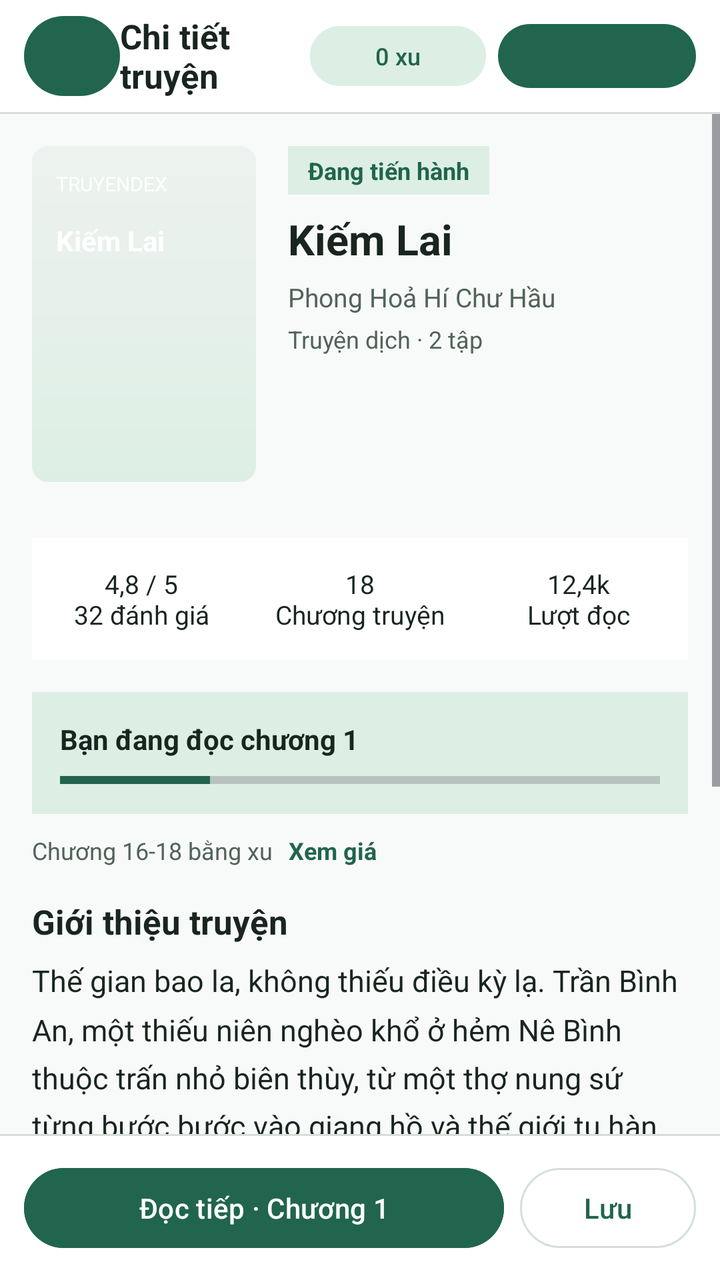
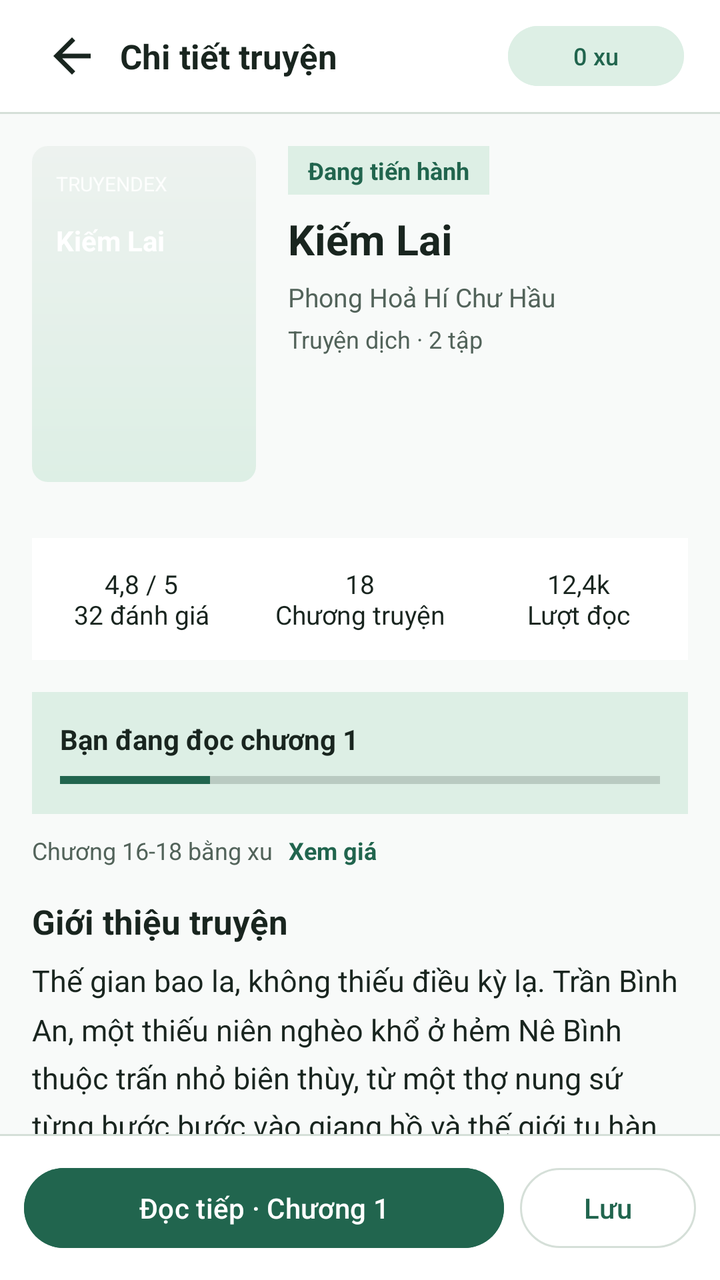

The first picture is an Android layout as it rendered before a commit; the second is the same layout after the commit. The layout source and the unified diff follow.
<!-- AndroidManifest.xml: application theme Theme.TruyenDex -->
<!-- res/layout/fragment_novel_detail.xml -->
<?xml version="1.0" encoding="utf-8"?>
<LinearLayout xmlns:android="http://schemas.android.com/apk/res/android"
    xmlns:app="http://schemas.android.com/apk/res-auto"
    android:layout_width="match_parent"
    android:layout_height="match_parent"
    android:background="?attr/colorBg"
    android:orientation="vertical">

    
    <LinearLayout
        android:layout_width="match_parent"
        android:layout_height="56dp"
        android:background="?attr/colorSurface"
        android:gravity="center_vertical"
        android:paddingHorizontal="12dp">

        <Button
            android:id="@+id/btnDetailBack"
            style="@style/Widget.Material3Expressive.Button.TextButton"
            android:layout_width="48dp"
            android:layout_height="48dp"
            android:text="←"
            android:textColor="?attr/colorInk"
            android:textSize="18sp" />

        <TextView
            android:layout_width="0dp"
            android:layout_height="wrap_content"
            android:layout_weight="1"
            android:text="Chi tiết truyện"
            android:textColor="?attr/colorInk"
            android:textSize="17sp"
            android:textStyle="bold" />

        <Button
            android:id="@+id/btnDetailWallet"
            style="@style/Widget.Material3.Button.TonalButton"
            android:layout_width="wrap_content"
            android:layout_height="38dp"
            android:layout_marginEnd="6dp"
            android:backgroundTint="?attr/colorSoft"
            android:text="0 xu"
            android:textColor="?attr/colorBrand"
            android:textSize="12sp" />

        <Button
            android:id="@+id/btnDetailTheme"
            style="@style/Widget.Material3Expressive.Button.TextButton"
            android:layout_width="wrap_content"
            android:layout_height="40dp"
            android:text="Giao diện"
            android:textColor="?attr/colorBrand"
            android:textSize="12sp" />
    </LinearLayout>

    <View
        android:layout_width="match_parent"
        android:layout_height="1dp"
        android:background="?attr/colorLine" />

    <ScrollView
        android:layout_width="match_parent"
        android:layout_height="0dp"
        android:layout_weight="1">

        <LinearLayout
            android:layout_width="match_parent"
            android:layout_height="wrap_content"
            android:orientation="vertical"
            android:padding="16dp">

            
            <LinearLayout
                android:layout_width="match_parent"
                android:layout_height="wrap_content"
                android:orientation="horizontal">

                <LinearLayout
                    android:layout_width="112dp"
                    android:layout_height="168dp"
                    android:background="@drawable/bg_cover_green"
                    android:orientation="vertical"
                    android:padding="12dp">

                    <TextView
                        android:layout_width="wrap_content"
                        android:layout_height="wrap_content"
                        android:text="TRUYENDEX"
                        android:textColor="#E0FFFFFF"
                        android:textSize="10sp" />

                    <TextView
                        android:id="@+id/tvCoverTitle"
                        android:layout_width="wrap_content"
                        android:layout_height="wrap_content"
                        android:layout_marginTop="12dp"
                        android:ellipsize="end"
                        android:maxLines="4"
                        android:text="Kiếm Lai"
                        android:textColor="#FFFFFF"
                        android:textSize="14sp"
                        android:textStyle="bold" />
                </LinearLayout>

                <LinearLayout
                    android:layout_width="0dp"
                    android:layout_height="wrap_content"
                    android:layout_weight="1"
                    android:orientation="vertical"
                    android:paddingStart="16dp"
                    android:paddingEnd="0dp">

                    <TextView
                        android:id="@+id/tvNovelStatus"
                        android:layout_width="wrap_content"
                        android:layout_height="wrap_content"
                        android:background="?attr/colorSoft"
                        android:paddingHorizontal="10dp"
                        android:paddingVertical="4dp"
                        android:text="Đang tiến hành"
                        android:textColor="?attr/colorBrand"
                        android:textSize="12sp"
                        android:textStyle="bold" />

                    <TextView
                        android:id="@+id/tvNovelTitle"
                        android:layout_width="wrap_content"
                        android:layout_height="wrap_content"
                        android:layout_marginTop="8dp"
                        android:text="Kiếm Lai"
                        android:textColor="?attr/colorInk"
                        android:textSize="21sp"
                        android:textStyle="bold" />

                    <TextView
                        android:id="@+id/tvNovelAuthor"
                        android:layout_width="wrap_content"
                        android:layout_height="wrap_content"
                        android:layout_marginTop="6dp"
                        android:text="Phong Hoả Hí Chư Hầu"
                        android:textColor="?attr/colorMuted"
                        android:textSize="13sp" />

                    <TextView
                        android:id="@+id/tvNovelType"
                        android:layout_width="wrap_content"
                        android:layout_height="wrap_content"
                        android:layout_marginTop="4dp"
                        android:text="Truyện dịch · 2 tập"
                        android:textColor="?attr/colorMuted"
                        android:textSize="12sp" />
                </LinearLayout>
            </LinearLayout>

            
            <com.google.android.material.chip.ChipGroup
                android:id="@+id/chipGroupGenres"
                android:layout_width="match_parent"
                android:layout_height="wrap_content"
                android:layout_marginTop="14dp"
                app:chipSpacingHorizontal="8dp" />

            
            <LinearLayout
                android:layout_width="match_parent"
                android:layout_height="wrap_content"
                android:layout_marginTop="14dp"
                android:background="?attr/colorSurface"
                android:orientation="horizontal"
                android:paddingVertical="14dp">

                <TextView
                    android:layout_width="0dp"
                    android:layout_height="wrap_content"
                    android:layout_weight="1"
                    android:gravity="center"
                    android:text="4,8 / 5\n32 đánh giá"
                    android:textColor="?attr/colorInk"
                    android:textSize="13sp" />

                <TextView
                    android:id="@+id/tvStatChapters"
                    android:layout_width="0dp"
                    android:layout_height="wrap_content"
                    android:layout_weight="1"
                    android:gravity="center"
                    android:text="18\nChương truyện"
                    android:textColor="?attr/colorInk"
                    android:textSize="13sp" />

                <TextView
                    android:id="@+id/tvStatViews"
                    android:layout_width="0dp"
                    android:layout_height="wrap_content"
                    android:layout_weight="1"
                    android:gravity="center"
                    android:text="12,4k\nLượt đọc"
                    android:textColor="?attr/colorInk"
                    android:textSize="13sp" />
            </LinearLayout>

            
            <LinearLayout
                android:layout_width="match_parent"
                android:layout_height="wrap_content"
                android:layout_marginTop="16dp"
                android:background="?attr/colorSoft"
                android:orientation="vertical"
                android:padding="14dp">

                <TextView
                    android:id="@+id/tvResumeChapter"
                    android:layout_width="wrap_content"
                    android:layout_height="wrap_content"
                    android:text="Bạn đang đọc chương 1"
                    android:textColor="?attr/colorInk"
                    android:textSize="14sp"
                    android:textStyle="bold" />

                <ProgressBar
                    style="?android:progressBarStyleHorizontal"
                    android:layout_width="match_parent"
                    android:layout_height="6dp"
                    android:layout_marginTop="8dp"
                    android:max="100"
                    android:progress="25" />
            </LinearLayout>

            
            <LinearLayout
                android:layout_width="match_parent"
                android:layout_height="wrap_content"
                android:layout_marginTop="10dp"
                android:gravity="center_vertical"
                android:orientation="horizontal">

                <TextView
                    android:layout_width="wrap_content"
                    android:layout_height="wrap_content"
                    android:text="Chương 16-18 bằng xu"
                    android:textColor="?attr/colorMuted"
                    android:textSize="12sp" />

                <TextView
                    android:id="@+id/tvSeeBundlePrice"
                    android:layout_width="wrap_content"
                    android:layout_height="wrap_content"
                    android:layout_marginStart="8dp"
                    android:text="Xem giá"
                    android:textColor="?attr/colorBrand"
                    android:textSize="12sp"
                    android:textStyle="bold" />
            </LinearLayout>

            
            <TextView
                android:layout_width="wrap_content"
                android:layout_height="wrap_content"
                android:layout_marginTop="16dp"
                android:text="Giới thiệu truyện"
                android:textColor="?attr/colorInk"
                android:textSize="17sp"
                android:textStyle="bold" />

            <TextView
                android:id="@+id/tvSynopsis"
                android:layout_width="match_parent"
                android:layout_height="wrap_content"
                android:layout_marginTop="8dp"
                android:ellipsize="end"
                android:lineSpacingMultiplier="1.35"
                android:maxLines="4"
                android:text="Thế gian bao la, không thiếu điều kỳ lạ. Trần Bình An, một thiếu niên nghèo khổ ở hẻm Nê Bình thuộc trấn nhỏ biên thùy, từ một thợ nung sứ từng bước bước vào giang hồ và thế giới tu hành rộng lớn."
                android:textColor="?attr/colorInk"
                android:textSize="15sp" />

            <TextView
                android:id="@+id/tvToggleSynopsis"
                android:layout_width="wrap_content"
                android:layout_height="wrap_content"
                android:layout_marginTop="6dp"
                android:text="Xem thêm"
                android:textColor="?attr/colorBrand"
                android:textSize="13sp"
                android:textStyle="bold" />

            
            <LinearLayout
                android:layout_width="match_parent"
                android:layout_height="wrap_content"
                android:layout_marginTop="16dp"
                android:background="?attr/colorSurface"
                android:gravity="center_vertical"
                android:orientation="horizontal"
                android:padding="12dp">

                <TextView
                    android:id="@+id/tvAuthorAvatar"
                    android:layout_width="40dp"
                    android:layout_height="40dp"
                    android:background="?attr/colorSoft"
                    android:gravity="center"
                    android:text="P"
                    android:textColor="?attr/colorBrand"
                    android:textSize="16sp"
                    android:textStyle="bold" />

                <LinearLayout
                    android:layout_width="0dp"
                    android:layout_height="wrap_content"
                    android:layout_weight="1"
                    android:orientation="vertical"
                    android:paddingStart="12dp"
                    android:paddingEnd="12dp">

                    <TextView
                        android:layout_width="wrap_content"
                        android:layout_height="wrap_content"
                        android:text="Tác giả"
                        android:textColor="?attr/colorMuted"
                        android:textSize="11sp" />

                    <TextView
                        android:id="@+id/tvAuthorCardName"
                        android:layout_width="wrap_content"
                        android:layout_height="wrap_content"
                        android:text="Phong Hoả Hí Chư Hầu"
                        android:textColor="?attr/colorInk"
                        android:textSize="14sp"
                        android:textStyle="bold" />
                </LinearLayout>
            </LinearLayout>

            
            <LinearLayout
                android:id="@+id/cardChapters"
                android:layout_width="match_parent"
                android:layout_height="wrap_content"
                android:layout_marginTop="16dp"
                android:background="?attr/colorSurface"
                android:clickable="true"
                android:focusable="true"
                android:gravity="center_vertical"
                android:orientation="horizontal"
                android:padding="12dp">

                <TextView
                    android:layout_width="42dp"
                    android:layout_height="42dp"
                    android:background="?attr/colorSoft"
                    android:gravity="center"
                    android:text="☰"
                    android:textColor="?attr/colorBrand"
                    android:textSize="18sp" />

                <LinearLayout
                    android:layout_width="0dp"
                    android:layout_height="wrap_content"
                    android:layout_weight="1"
                    android:orientation="vertical"
                    android:paddingStart="12dp"
                    android:paddingEnd="12dp">

                    <TextView
                        android:layout_width="wrap_content"
                        android:layout_height="wrap_content"
                        android:text="Mục lục chương"
                        android:textColor="?attr/colorInk"
                        android:textStyle="bold" />

                    <TextView
                        android:id="@+id/tvChaptersSummary"
                        android:layout_width="wrap_content"
                        android:layout_height="wrap_content"
                        android:text="Xem danh sách chương"
                        android:textColor="?attr/colorMuted"
                        android:textSize="12sp" />
                </LinearLayout>

                <TextView
                    android:layout_width="wrap_content"
                    android:layout_height="wrap_content"
                    android:text="›"
                    android:textColor="?attr/colorMuted"
                    android:textSize="22sp" />
            </LinearLayout>

            
            <LinearLayout
                android:layout_width="match_parent"
                android:layout_height="wrap_content"
                android:layout_marginTop="16dp"
                android:orientation="horizontal">

                <Button
                    android:id="@+id/btnQuickLight"
                    style="@style/Widget.Material3.Button.OutlinedButton"
                    android:layout_width="0dp"
                    android:layout_height="40dp"
                    android:layout_weight="1"
                    android:text="Sáng"
                    android:textSize="12sp" />

                <Button
                    android:id="@+id/btnQuickDark"
                    style="@style/Widget.Material3.Button.OutlinedButton"
                    android:layout_width="0dp"
                    android:layout_height="40dp"
                    android:layout_marginHorizontal="6dp"
                    android:layout_weight="1"
                    android:text="Tối"
                    android:textSize="12sp" />

                <Button
                    android:id="@+id/btnQuickSepia"
                    style="@style/Widget.Material3.Button.OutlinedButton"
                    android:layout_width="0dp"
                    android:layout_height="40dp"
                    android:layout_weight="1"
                    android:text="Sepia"
                    android:textSize="12sp" />
            </LinearLayout>
        </LinearLayout>
    </ScrollView>

    
    <View
        android:layout_width="match_parent"
        android:layout_height="1dp"
        android:background="?attr/colorLine" />

    <LinearLayout
        android:layout_width="match_parent"
        android:layout_height="wrap_content"
        android:background="?attr/colorSurface"
        android:orientation="horizontal"
        android:padding="12dp">

        <Button
            android:id="@+id/btnReadContinue"
            android:layout_width="0dp"
            android:layout_height="48dp"
            android:layout_weight="1"
            android:backgroundTint="?attr/colorBrand"
            android:text="Đọc tiếp · Chương 1"
            android:textColor="?attr/colorOnBrand" />

        <Button
            android:id="@+id/btnSaveNovel"
            style="@style/Widget.Material3.Button.OutlinedButton"
            android:layout_width="wrap_content"
            android:layout_height="48dp"
            android:layout_marginStart="8dp"
            android:text="Lưu"
            android:textColor="?attr/colorBrand" />
    </LinearLayout>
</LinearLayout>
<!-- resources referenced by this layout -->
<resources>
  <!-- drawable bg_cover_green (drawable) -->
  <?xml version="1.0" encoding="utf-8"?>
  <shape xmlns:android="http://schemas.android.com/apk/res/android">
      <gradient android:angle="270" android:startColor="?attr/colorSubtle" android:endColor="?attr/colorSoft" />
      <corners android:radius="@dimen/radius_sm" />
  </shape>
  <style name="Theme.TruyenDex" parent="Theme.TruyenDex.Light" />
  <dimen name="radius_sm">8dp</dimen>
  <style name="Theme.TruyenDex.Light" parent="Theme.Material3.DayNight.NoActionBar">
          <item name="colorPrimary">?attr/colorBrand</item>
          <item name="colorOnPrimary">?attr/colorOnBrand</item>
          <item name="colorPrimaryContainer">?attr/colorSoft</item>
          <item name="colorOnPrimaryContainer">?attr/colorInk</item>
          <item name="colorSecondary">?attr/colorBrand</item>
          <item name="colorOnSecondary">?attr/colorOnBrand</item>
          <item name="colorSecondaryContainer">?attr/colorSoft</item>
          <item name="colorOnSecondaryContainer">?attr/colorBrand</item>
          <item name="colorSurfaceContainerLow">?attr/colorSurface</item>
          <item name="colorSurfaceContainer">?attr/colorSubtle</item>
          <item name="colorSurfaceContainerHigh">?attr/colorSubtle</item>
          <item name="colorSurfaceVariant">?attr/colorSubtle</item>
          <item name="colorOnSurface">?attr/colorInk</item>
          <item name="colorOnSurfaceVariant">?attr/colorMuted</item>
          <item name="colorOutline">?attr/colorLine</item>
          <item name="android:colorBackground">?attr/colorBg</item>
          <item name="android:statusBarColor">?attr/colorSurface</item>
          <item name="android:navigationBarColor">?attr/colorSurface</item>
          <item name="android:forceDarkAllowed">false</item>
          <item name="colorBg">#F8FAF9</item>
          <item name="colorSurface">#FFFFFF</item>
          <item name="colorSubtle">#EDF2EF</item>
          <item name="colorInk">#19251F</item>
          <item name="colorMuted">#52635A</item>
          <item name="colorLine">#D5DFD8</item>
          <item name="colorBrand">#21654E</item>
          <item name="colorOnBrand">#FFFFFF</item>
          <item name="colorSoft">#DDEFE5</item>
          <item name="android:windowLightStatusBar">true</item>
          <item name="android:windowLightNavigationBar">true</item>
      </style>
</resources>

<!-- the commit's change to res/layout/fragment_novel_detail.xml (unified diff, before → after) -->
@@ -14,14 +14,16 @@
         android:gravity="center_vertical"
         android:paddingHorizontal="12dp">
 
-        <Button
+        <ImageButton
             android:id="@+id/btnDetailBack"
-            style="@style/Widget.Material3Expressive.Button.TextButton"
             android:layout_width="48dp"
             android:layout_height="48dp"
-            android:text="←"
-            android:textColor="?attr/colorInk"
-            android:textSize="18sp" />
+            android:background="?attr/selectableItemBackgroundBorderless"
+            android:padding="10dp"
+            android:scaleType="fitCenter"
+            android:contentDescription="Quay lại"
+            app:srcCompat="@drawable/abc_ic_ab_back_material"
+            app:tint="?attr/colorInk" />
 
         <TextView
             android:layout_width="0dp"
@@ -43,14 +45,6 @@
             android:textColor="?attr/colorBrand"
             android:textSize="12sp" />
 
-        <Button
-            android:id="@+id/btnDetailTheme"
-            style="@style/Widget.Material3Expressive.Button.TextButton"
-            android:layout_width="wrap_content"
-            android:layout_height="40dp"
-            android:text="Giao diện"
-            android:textColor="?attr/colorBrand"
-            android:textSize="12sp" />
     </LinearLayout>
 
     <View
@@ -58,7 +52,7 @@
         android:layout_height="1dp"
         android:background="?attr/colorLine" />
 
-    <ScrollView
+    <androidx.core.widget.NestedScrollView
         android:layout_width="match_parent"
         android:layout_height="0dp"
         android:layout_weight="1">
@@ -380,48 +374,17 @@
                 <TextView
                     android:layout_width="wrap_content"
                     android:layout_height="wrap_content"
-                    android:text="›"
+                    android:id="@+id/chapterChevron"
+                    android:text="⌄"
+                    android:importantForAccessibility="no"
                     android:textColor="?attr/colorMuted"
                     android:textSize="22sp" />
             </LinearLayout>
 
-            
-            <LinearLayout
-                android:layout_width="match_parent"
-                android:layout_height="wrap_content"
-                android:layout_marginTop="16dp"
-                android:orientation="horizontal">
-
-                <Button
-                    android:id="@+id/btnQuickLight"
-                    style="@style/Widget.Material3.Button.OutlinedButton"
-                    android:layout_width="0dp"
-                    android:layout_height="40dp"
-                    android:layout_weight="1"
-                    android:text="Sáng"
-                    android:textSize="12sp" />
-
-                <Button
-                    android:id="@+id/btnQuickDark"
-                    style="@style/Widget.Material3.Button.OutlinedButton"
-                    android:layout_width="0dp"
-                    android:layout_height="40dp"
-                    android:layout_marginHorizontal="6dp"
-                    android:layout_weight="1"
-                    android:text="Tối"
-                    android:textSize="12sp" />
-
-                <Button
-                    android:id="@+id/btnQuickSepia"
-                    style="@style/Widget.Material3.Button.OutlinedButton"
-                    android:layout_width="0dp"
-                    android:layout_height="40dp"
-                    android:layout_weight="1"
-                    android:text="Sepia"
-                    android:textSize="12sp" />
-            </LinearLayout>
+            <include layout="@layout/chapter_dropdown" />
+
         </LinearLayout>
-    </ScrollView>
+    </androidx.core.widget.NestedScrollView>
 
     
     <View
@@ -455,3 +418,13 @@
             android:textColor="?attr/colorBrand" />
     </LinearLayout>
 </LinearLayout>
+<!-- res/layout/chapter_dropdown.xml (included above) -->
+<com.example.truyendex.features.novel.ChapterDropdown xmlns:android="http://schemas.android.com/apk/res/android"
+    android:id="@+id/chapterDropdown"
+    android:layout_width="match_parent"
+    android:layout_height="220dp"
+    android:background="?attr/colorSurface"
+    android:nestedScrollingEnabled="true"
+    android:divider="?attr/colorLine"
+    android:dividerHeight="1dp"
+    android:visibility="gone" />
<!-- resource entries referenced after the edit -->
@@ -8,7 +8,11 @@
   </shape>
   <style name="Theme.TruyenDex" parent="Theme.TruyenDex.Light" />
   <dimen name="radius_sm">8dp</dimen>
-  <style name="Theme.TruyenDex.Light" parent="Theme.Material3.DayNight.NoActionBar">
+  <style name="Theme.TruyenDex.Light" parent="Theme.Material3.Light.NoActionBar">
+          <item name="android:windowAnimationStyle">@style/TruyenDexActivityAnimation</item>
+          <item name="android:textColorPrimary">@color/theme_text_primary</item>
+          <item name="android:textColorSecondary">@color/theme_text_secondary</item>
+          <item name="android:textColorHint">@color/theme_text_secondary</item>
           <item name="colorPrimary">?attr/colorBrand</item>
           <item name="colorOnPrimary">?attr/colorOnBrand</item>
           <item name="colorPrimaryContainer">?attr/colorSoft</item>
@@ -40,5 +44,11 @@
           <item name="android:windowLightStatusBar">true</item>
           <item name="android:windowLightNavigationBar">true</item>
       </style>
+  <style name="TruyenDexActivityAnimation" parent="@android:style/Animation.Activity">
+          <item name="android:activityOpenEnterAnimation">@anim/screen_enter</item>
+          <item name="android:activityOpenExitAnimation">@anim/screen_exit</item>
+          <item name="android:activityCloseEnterAnimation">@anim/screen_return</item>
+          <item name="android:activityCloseExitAnimation">@anim/screen_leave</item>
+      </style>
 </resources>
 
